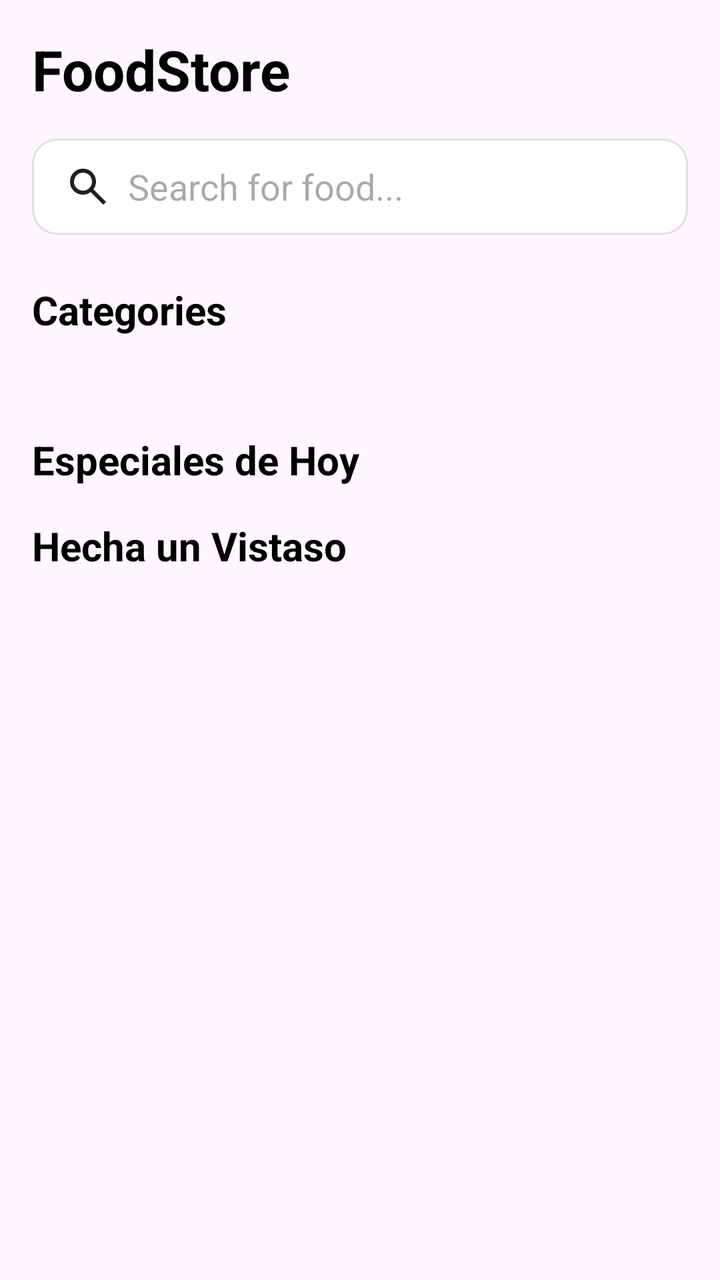
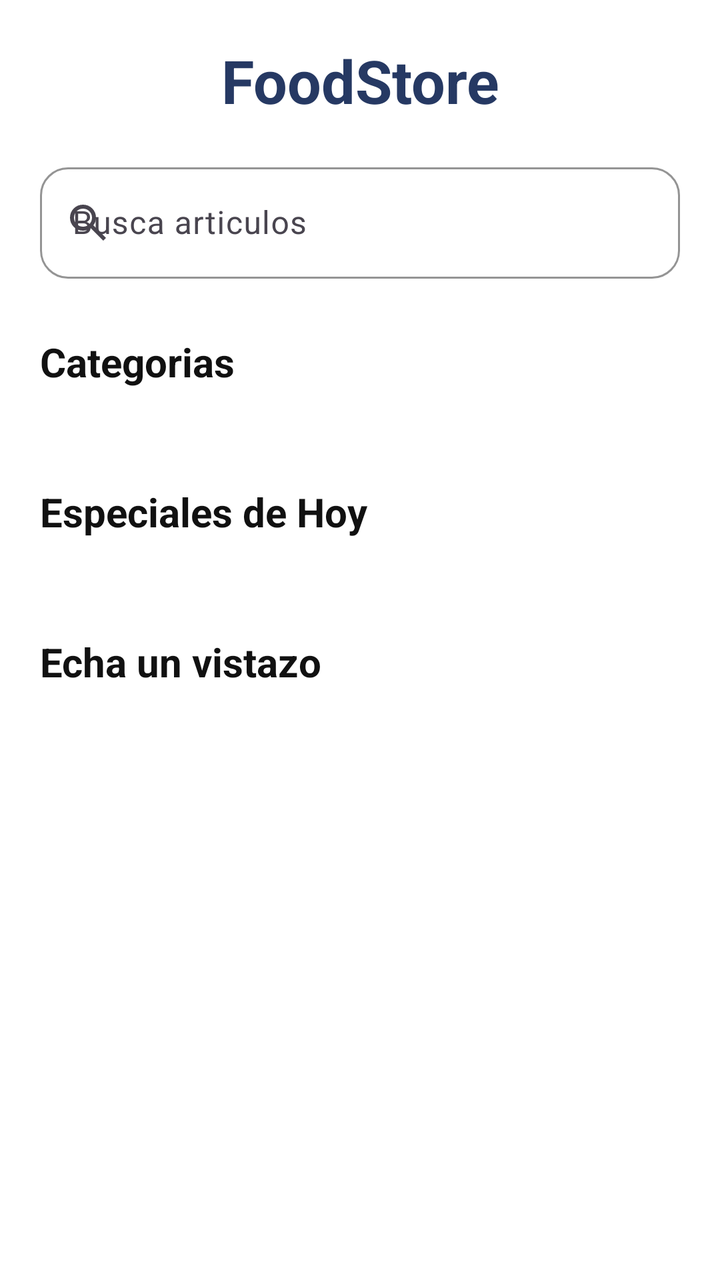

Compare the two renders of this Android layout. The source of the first and the diff that turns it into the second are given below.
<!-- AndroidManifest.xml: application theme Theme.MyApplication -->
<!-- res/layout/fragment_home.xml -->
<?xml version="1.0" encoding="utf-8"?>
<androidx.core.widget.NestedScrollView
    xmlns:android="http://schemas.android.com/apk/res/android"
    xmlns:tools="http://schemas.android.com/tools"
    android:layout_width="match_parent"
    android:layout_height="match_parent"
    android:orientation="vertical"
    android:fillViewport="true"
    android:clipToPadding="false"
    tools:context=".features.product.presentation.home.ClientHomeFragment">

    <LinearLayout
        android:layout_width="match_parent"
        android:layout_height="wrap_content"
        android:orientation="vertical"
        android:padding="16dp">

        <TextView
            android:id="@+id/tvTitle"
            android:layout_width="match_parent"
            android:layout_height="wrap_content"
            android:text="FoodStore"
            android:textSize="28sp"
            android:textStyle="bold"
            android:textColor="@color/black"
            android:layout_marginBottom="16dp"/>

        
        <EditText
            android:id="@+id/etSearch"
            android:layout_width="match_parent"
            android:layout_height="48dp"
            android:hint="Search for food..."
            android:paddingStart="16dp"
            android:paddingEnd="16dp"
            android:background="@drawable/bg_search_box"
            android:drawableStart="@drawable/search_24dp"
            android:drawablePadding="8dp"
            android:inputType="text" />

        
        <LinearLayout
            android:layout_width="match_parent"
            android:layout_height="wrap_content"
            android:orientation="horizontal"
            android:gravity="center_vertical"
            android:layout_marginTop="24dp"
            android:layout_marginBottom="12dp">

            <TextView
                android:layout_width="match_parent"
                android:layout_height="wrap_content"
                android:text="Categories"
                android:textStyle="bold"
                android:textSize="20sp"
                android:textColor="@color/black"/>
        </LinearLayout>

        
        <androidx.recyclerview.widget.RecyclerView
            android:id="@+id/recyclerCategories"
            android:layout_width="match_parent"
            android:layout_height="wrap_content"
            android:paddingVertical="8dp"
            android:scrollbars="none"/>

        
        <LinearLayout
            android:id="@+id/layoutPromotions"
            android:layout_width="match_parent"
            android:layout_height="wrap_content"
            android:orientation="vertical">

            <TextView
                android:id="@+id/txtEspecialProducts"
                android:layout_width="match_parent"
                android:layout_height="wrap_content"
                android:text="Especiales de Hoy"
                android:layout_marginTop="20dp"
                android:textStyle="bold"
                android:textSize="20sp"
                android:textColor="@color/black"/>

            <androidx.recyclerview.widget.RecyclerView
                android:id="@+id/recycler_promotionProducts"
                android:layout_width="match_parent"
                android:layout_height="wrap_content"
                android:scrollbars="vertical"
                android:padding="8dp"/>

        </LinearLayout>


        
        <TextView
            android:id="@+id/txtLookProducts"
            android:layout_width="match_parent"
            android:layout_height="wrap_content"
            android:text="Hecha un Vistaso"
            android:textStyle="bold"
            android:textSize="20sp"
            android:textColor="@color/black"/>

        <androidx.recyclerview.widget.RecyclerView
            android:id="@+id/recycler_allProducts"
            android:layout_width="match_parent"
            android:layout_height="290dp"
            android:scrollbars="none"
            android:clipToPadding="false"
            android:padding="8dp"/>


    </LinearLayout>

</androidx.core.widget.NestedScrollView>
<!-- resources referenced by this layout -->
<resources>
  <color name="black">#FF000000</color>
  <!-- drawable bg_search_box (drawable) -->
  <?xml version="1.0" encoding="utf-8"?>
  <shape xmlns:android="http://schemas.android.com/apk/res/android" android:shape="rectangle">
      <solid android:color="@color/white"/>
      <corners android:radius="12dp"/>
      <stroke android:color="#E0E0E0" android:width="1dp"/>
  </shape>
  <!-- drawable search_24dp (drawable) -->
  <vector xmlns:android="http://schemas.android.com/apk/res/android"
      android:width="24dp"
      android:height="24dp"
      android:viewportWidth="960"
      android:viewportHeight="960">
    <path
        android:pathData="M784,840 L532,588q-30,24 -69,38t-83,14q-109,0 -184.5,-75.5T120,380q0,-109 75.5,-184.5T380,120q109,0 184.5,75.5T640,380q0,44 -14,83t-38,69l252,252 -56,56ZM380,560q75,0 127.5,-52.5T560,380q0,-75 -52.5,-127.5T380,200q-75,0 -127.5,52.5T200,380q0,75 52.5,127.5T380,560Z"
        android:fillColor="#1f1f1f"/>
  </vector>
  <style name="Theme.MyApplication" parent="Base.Theme.MyApplication" />
  <color name="white">#FFFFFFFF</color>
  <style name="Base.Theme.MyApplication" parent="Theme.Material3.DayNight.NoActionBar">
          
          
      </style>
</resources>

<!-- the commit's change to res/layout/fragment_home.xml (unified diff, before → after) -->
@@ -1,70 +1,83 @@
 <?xml version="1.0" encoding="utf-8"?>
 <androidx.core.widget.NestedScrollView
     xmlns:android="http://schemas.android.com/apk/res/android"
+    xmlns:app="http://schemas.android.com/apk/res-auto"
     xmlns:tools="http://schemas.android.com/tools"
     android:layout_width="match_parent"
     android:layout_height="match_parent"
-    android:orientation="vertical"
     android:fillViewport="true"
     android:clipToPadding="false"
+    android:background="@color/white"
     tools:context=".features.product.presentation.home.ClientHomeFragment">
 
     <LinearLayout
         android:layout_width="match_parent"
         android:layout_height="wrap_content"
         android:orientation="vertical"
-        android:padding="16dp">
+        android:padding="20dp">
+
+        
 
         <TextView
             android:id="@+id/tvTitle"
             android:layout_width="match_parent"
             android:layout_height="wrap_content"
+            android:layout_marginBottom="18dp"
+            android:gravity="center"
             android:text="FoodStore"
-            android:textSize="28sp"
-            android:textStyle="bold"
-            android:textColor="@color/black"
-            android:layout_marginBottom="16dp"/>
+            android:textColor="@color/foodstore_primary"
+            android:textSize="30sp"
+            android:textStyle="bold" />
 
         
-        <EditText
-            android:id="@+id/etSearch"
+
+        <com.google.android.material.textfield.TextInputLayout
             android:layout_width="match_parent"
-            android:layout_height="48dp"
-            android:hint="Search for food..."
-            android:paddingStart="16dp"
-            android:paddingEnd="16dp"
-            android:background="@drawable/bg_search_box"
-            android:drawableStart="@drawable/search_24dp"
-            android:drawablePadding="8dp"
-            android:inputType="text" />
+            android:layout_height="wrap_content"
+            android:hint="Busca articulos"
+            app:boxBackgroundMode="outline"
+            app:boxCornerRadiusBottomEnd="14dp"
+            app:boxCornerRadiusBottomStart="14dp"
+            app:boxCornerRadiusTopEnd="14dp"
+            app:boxCornerRadiusTopStart="14dp"
+            app:boxStrokeColor="@color/foodstore_primary"
+            app:startIconDrawable="@drawable/search_24dp">
+
+            <com.google.android.material.textfield.TextInputEditText
+                android:id="@+id/etSearch"
+                android:layout_width="match_parent"
+                android:layout_height="wrap_content"
+                android:inputType="text"
+                android:maxLines="1"
+                android:textColor="@android:color/black"
+                android:textColorHint="@color/foodstore_text_secondary"/>
+
+        </com.google.android.material.textfield.TextInputLayout>
+
 
         
-        <LinearLayout
+
+        <TextView
             android:layout_width="match_parent"
             android:layout_height="wrap_content"
-            android:orientation="horizontal"
-            android:gravity="center_vertical"
-            android:layout_marginTop="24dp"
-            android:layout_marginBottom="12dp">
+            android:layout_marginTop="28dp"
+            android:layout_marginBottom="10dp"
+            android:text="Categorias"
+            android:textColor="@color/foodstore_text"
+            android:textSize="20sp"
+            android:textStyle="bold" />
 
-            <TextView
-                android:layout_width="match_parent"
-                android:layout_height="wrap_content"
-                android:text="Categories"
-                android:textStyle="bold"
-                android:textSize="20sp"
-                android:textColor="@color/black"/>
-        </LinearLayout>
-
-        
         <androidx.recyclerview.widget.RecyclerView
             android:id="@+id/recyclerCategories"
             android:layout_width="match_parent"
             android:layout_height="wrap_content"
-            android:paddingVertical="8dp"
-            android:scrollbars="none"/>
+            android:clipToPadding="false"
+            android:paddingVertical="6dp"
+            android:scrollbars="none" />
+
 
         
+
         <LinearLayout
             android:id="@+id/layoutPromotions"
             android:layout_width="match_parent"
@@ -75,40 +88,44 @@
                 android:id="@+id/txtEspecialProducts"
                 android:layout_width="match_parent"
                 android:layout_height="wrap_content"
+                android:layout_marginTop="26dp"
+                android:layout_marginBottom="10dp"
                 android:text="Especiales de Hoy"
-                android:layout_marginTop="20dp"
-                android:textStyle="bold"
+                android:textColor="@color/foodstore_text"
                 android:textSize="20sp"
-                android:textColor="@color/black"/>
+                android:textStyle="bold" />
 
             <androidx.recyclerview.widget.RecyclerView
                 android:id="@+id/recycler_promotionProducts"
                 android:layout_width="match_parent"
                 android:layout_height="wrap_content"
-                android:scrollbars="vertical"
-                android:padding="8dp"/>
+                android:clipToPadding="false"
+                android:paddingVertical="6dp"
+                android:scrollbars="none" />
 
         </LinearLayout>
 
 
         
+
         <TextView
             android:id="@+id/txtLookProducts"
             android:layout_width="match_parent"
             android:layout_height="wrap_content"
-            android:text="Hecha un Vistaso"
-            android:textStyle="bold"
+            android:layout_marginTop="26dp"
+            android:layout_marginBottom="10dp"
+            android:text="Echa un vistazo"
+            android:textColor="@color/foodstore_text"
             android:textSize="20sp"
-            android:textColor="@color/black"/>
+            android:textStyle="bold" />
 
         <androidx.recyclerview.widget.RecyclerView
             android:id="@+id/recycler_allProducts"
             android:layout_width="match_parent"
             android:layout_height="290dp"
-            android:scrollbars="none"
             android:clipToPadding="false"
-            android:padding="8dp"/>
-
+            android:padding="6dp"
+            android:scrollbars="none" />
 
     </LinearLayout>
 
<!-- resource entries referenced after the edit -->
@@ -1,13 +1,8 @@
 <!-- resources referenced by this layout -->
 <resources>
-  <color name="black">#FF000000</color>
-  <!-- drawable bg_search_box (drawable) -->
-  <?xml version="1.0" encoding="utf-8"?>
-  <shape xmlns:android="http://schemas.android.com/apk/res/android" android:shape="rectangle">
-      <solid android:color="@color/white"/>
-      <corners android:radius="12dp"/>
-      <stroke android:color="#E0E0E0" android:width="1dp"/>
-  </shape>
+  <color name="foodstore_primary">#263963</color>
+  <color name="foodstore_text">#111111</color>
+  <color name="foodstore_text_secondary">#777777</color>
   <!-- drawable search_24dp (drawable) -->
   <vector xmlns:android="http://schemas.android.com/apk/res/android"
       android:width="24dp"
